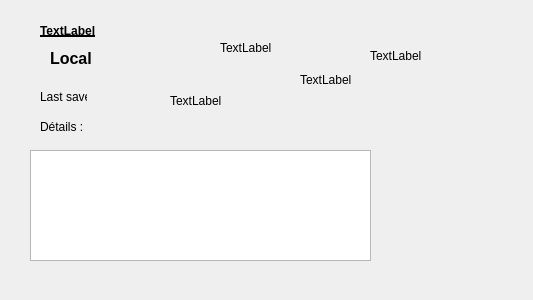
LP-ACPI/VerrouYEAH, file src/views/forms/backupdetailsdialog.ui: the form before one commit.
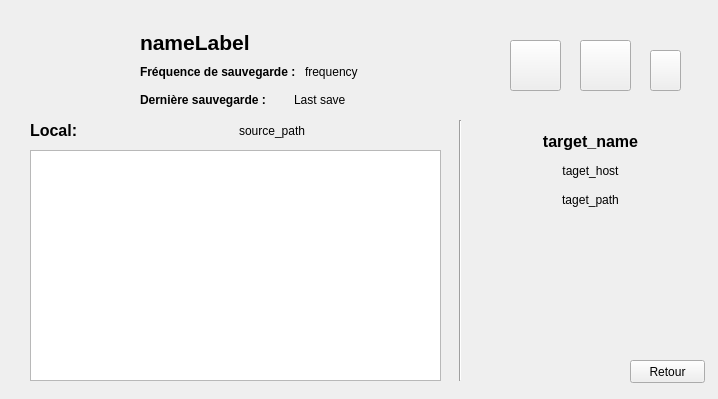
The form after the commit. Icons and pictures are not drawn.

```diff
--- a/src/views/forms/backupdetailsdialog.ui
+++ b/src/views/forms/backupdetailsdialog.ui
@@ -6,8 +6,8 @@
    <rect>
     <x>0</x>
     <y>0</y>
-    <width>533</width>
-    <height>300</height>
+    <width>718</width>
+    <height>399</height>
    </rect>
   </property>
   <property name="windowTitle">
@@ -18,131 +18,315 @@
     <rect>
      <x>30</x>
      <y>150</y>
-     <width>341</width>
-     <height>111</height>
+     <width>411</width>
+     <height>231</height>
     </rect>
    </property>
   </widget>
-  <widget class="QLabel" name="nameLabel">
+  <widget class="QLabel" name="icon">
    <property name="geometry">
     <rect>
-     <x>40</x>
-     <y>20</y>
-     <width>101</width>
-     <height>21</height>
-    </rect>
-   </property>
-   <property name="font">
-    <font>
-     <weight>75</weight>
-     <bold>true</bold>
-     <underline>true</underline>
-    </font>
-   </property>
-   <property name="text">
-    <string>TextLabel</string>
-   </property>
-   <property name="scaledContents">
-    <bool>false</bool>
-   </property>
-  </widget>
-  <widget class="QLabel" name="targetPathLabel">
-   <property name="geometry">
-    <rect>
-     <x>170</x>
-     <y>90</y>
-     <width>111</width>
-     <height>21</height>
-    </rect>
-   </property>
-   <property name="text">
-    <string>TextLabel</string>
-   </property>
-  </widget>
-  <widget class="QLabel" name="sourcePathLabel">
-   <property name="geometry">
-    <rect>
-     <x>300</x>
-     <y>70</y>
-     <width>131</width>
-     <height>20</height>
-    </rect>
-   </property>
-   <property name="text">
-    <string>TextLabel</string>
-   </property>
-  </widget>
-  <widget class="QLabel" name="label_4">
-   <property name="geometry">
-    <rect>
-     <x>50</x>
-     <y>50</y>
-     <width>91</width>
-     <height>16</height>
-    </rect>
-   </property>
-   <property name="font">
-    <font>
-     <pointsize>12</pointsize>
-     <weight>75</weight>
-     <bold>true</bold>
-    </font>
-   </property>
-   <property name="text">
-    <string>Local</string>
-   </property>
-  </widget>
-  <widget class="QLabel" name="label_5">
-   <property name="geometry">
-    <rect>
-     <x>40</x>
-     <y>120</y>
-     <width>47</width>
-     <height>13</height>
-    </rect>
-   </property>
-   <property name="text">
-    <string>Détails : </string>
-   </property>
-  </widget>
-  <widget class="QLabel" name="label_6">
-   <property name="geometry">
-    <rect>
-     <x>40</x>
-     <y>90</y>
-     <width>47</width>
-     <height>13</height>
-    </rect>
-   </property>
-   <property name="text">
-    <string>Last save : </string>
-   </property>
-  </widget>
-  <widget class="QLabel" name="label_7">
-   <property name="geometry">
-    <rect>
-     <x>220</x>
-     <y>40</y>
-     <width>161</width>
-     <height>16</height>
-    </rect>
-   </property>
-   <property name="text">
-    <string>TextLabel</string>
-   </property>
-  </widget>
-  <widget class="QLabel" name="label_8">
-   <property name="geometry">
-    <rect>
-     <x>370</x>
-     <y>20</y>
-     <width>101</width>
+     <x>30</x>
+     <y>30</y>
+     <width>71</width>
      <height>71</height>
     </rect>
    </property>
    <property name="text">
-    <string>TextLabel</string>
+    <string/>
    </property>
+   <property name="pixmap">
+    <pixmap resource="../../../res/res.qrc">:/images/save-icon.png</pixmap>
+   </property>
+   <property name="scaledContents">
+    <bool>true</bool>
+   </property>
+  </widget>
+  <widget class="Line" name="line">
+   <property name="geometry">
+    <rect>
+     <x>450</x>
+     <y>120</y>
+     <width>20</width>
+     <height>261</height>
+    </rect>
+   </property>
+   <property name="orientation">
+    <enum>Qt::Vertical</enum>
+   </property>
+  </widget>
+  <widget class="QPushButton" name="trashButton">
+   <property name="geometry">
+    <rect>
+     <x>650</x>
+     <y>50</y>
+     <width>31</width>
+     <height>41</height>
+    </rect>
+   </property>
+   <property name="text">
+    <string/>
+   </property>
+   <property name="icon">
+    <iconset resource="../../../res/res.qrc">
+     <normaloff>:/images/trash-icon.png</normaloff>:/images/trash-icon.png</iconset>
+   </property>
+   <property name="iconSize">
+    <size>
+     <width>25</width>
+     <height>25</height>
+    </size>
+   </property>
+  </widget>
+  <widget class="QPushButton" name="decryptButton">
+   <property name="geometry">
+    <rect>
+     <x>510</x>
+     <y>40</y>
+     <width>51</width>
+     <height>51</height>
+    </rect>
+   </property>
+   <property name="text">
+    <string/>
+   </property>
+   <property name="icon">
+    <iconset resource="../../../res/res.qrc">
+     <normaloff>:/images/unlock-icon.png</normaloff>:/images/unlock-icon.png</iconset>
+   </property>
+   <property name="iconSize">
+    <size>
+     <width>35</width>
+     <height>35</height>
+    </size>
+   </property>
+  </widget>
+  <widget class="QPushButton" name="configButton">
+   <property name="geometry">
+    <rect>
+     <x>580</x>
+     <y>40</y>
+     <width>51</width>
+     <height>51</height>
+    </rect>
+   </property>
+   <property name="text">
+    <string/>
+   </property>
+   <property name="icon">
+    <iconset resource="../../../res/res.qrc">
+     <normaloff>:/images/config-icon.png</normaloff>:/images/config-icon.png</iconset>
+   </property>
+   <property name="iconSize">
+    <size>
+     <width>40</width>
+     <height>40</height>
+    </size>
+   </property>
+  </widget>
+  <widget class="QLabel" name="stateIcon">
+   <property name="geometry">
+    <rect>
+     <x>550</x>
+     <y>230</y>
+     <width>101</width>
+     <height>81</height>
+    </rect>
+   </property>
+   <property name="minimumSize">
+    <size>
+     <width>75</width>
+     <height>50</height>
+    </size>
+   </property>
+   <property name="text">
+    <string/>
+   </property>
+   <property name="pixmap">
+    <pixmap resource="../../../res/res.qrc">:/images/usb-ok.png</pixmap>
+   </property>
+   <property name="scaledContents">
+    <bool>true</bool>
+   </property>
+  </widget>
+  <widget class="QPushButton" name="backButton">
+   <property name="geometry">
+    <rect>
+     <x>630</x>
+     <y>360</y>
+     <width>75</width>
+     <height>23</height>
+    </rect>
+   </property>
+   <property name="text">
+    <string>Retour</string>
+   </property>
+   <property name="flat">
+    <bool>false</bool>
+   </property>
+  </widget>
+  <widget class="QWidget" name="">
+   <property name="geometry">
+    <rect>
+     <x>30</x>
+     <y>120</y>
+     <width>411</width>
+     <height>21</height>
+    </rect>
+   </property>
+   <layout class="QHBoxLayout" name="horizontalLayout">
+    <item>
+     <widget class="QLabel" name="label_4">
+      <property name="font">
+       <font>
+        <pointsize>12</pointsize>
+        <weight>75</weight>
+        <bold>true</bold>
+       </font>
+      </property>
+      <property name="text">
+       <string>Local:</string>
+      </property>
+     </widget>
+    </item>
+    <item>
+     <widget class="QLabel" name="sourcePathLabel">
+      <property name="text">
+       <string>source_path</string>
+      </property>
+     </widget>
+    </item>
+   </layout>
+  </widget>
+  <widget class="QWidget" name="">
+   <property name="geometry">
+    <rect>
+     <x>140</x>
+     <y>30</y>
+     <width>301</width>
+     <height>81</height>
+    </rect>
+   </property>
+   <layout class="QVBoxLayout" name="verticalLayout">
+    <item>
+     <widget class="QLabel" name="nameLabel">
+      <property name="font">
+       <font>
+        <pointsize>16</pointsize>
+        <weight>75</weight>
+        <bold>true</bold>
+        <underline>false</underline>
+       </font>
+      </property>
+      <property name="text">
+       <string>nameLabel</string>
+      </property>
+      <property name="scaledContents">
+       <bool>false</bool>
+      </property>
+     </widget>
+    </item>
+    <item>
+     <layout class="QHBoxLayout" name="horizontalLayout_3">
+      <item>
+       <widget class="QLabel" name="label_2">
+        <property name="font">
+         <font>
+          <weight>75</weight>
+          <bold>true</bold>
+         </font>
+        </property>
+        <property name="text">
+         <string>Fréquence de sauvegarde : </string>
+        </property>
+       </widget>
+      </item>
+      <item>
+       <widget class="QLabel" name="frequencyLabel">
+        <property name="text">
+         <string>frequency</string>
+        </property>
+       </widget>
+      </item>
+     </layout>
+    </item>
+    <item>
+     <layout class="QHBoxLayout" name="horizontalLayout_2">
+      <item>
+       <widget class="QLabel" name="label">
+        <property name="font">
+         <font>
+          <weight>75</weight>
+          <bold>true</bold>
+         </font>
+        </property>
+        <property name="text">
+         <string>Dernière sauvegarde :</string>
+        </property>
+       </widget>
+      </item>
+      <item>
+       <widget class="QLabel" name="lastSaveLabel">
+        <property name="text">
+         <string>Last save</string>
+        </property>
+       </widget>
+      </item>
+     </layout>
+    </item>
+   </layout>
+  </widget>
+  <widget class="QWidget" name="">
+   <property name="geometry">
+    <rect>
+     <x>480</x>
+     <y>130</y>
+     <width>221</width>
+     <height>81</height>
+    </rect>
+   </property>
+   <layout class="QVBoxLayout" name="verticalLayout_2">
+    <item>
+     <widget class="QLabel" name="targetNameLabel">
+      <property name="font">
+       <font>
+        <pointsize>12</pointsize>
+        <weight>75</weight>
+        <bold>true</bold>
+       </font>
+      </property>
+      <property name="text">
+       <string>target_name</string>
+      </property>
+      <property name="alignment">
+       <set>Qt::AlignCenter</set>
+      </property>
+     </widget>
+    </item>
+    <item>
+     <widget class="QLabel" name="targetHostLabel">
+      <property name="enabled">
+       <bool>true</bool>
+      </property>
+      <property name="text">
+       <string>taget_host</string>
+      </property>
+      <property name="alignment">
+       <set>Qt::AlignCenter</set>
+      </property>
+     </widget>
+    </item>
+    <item>
+     <widget class="QLabel" name="targetPathLabel">
+      <property name="text">
+       <string>taget_path</string>
+      </property>
+      <property name="alignment">
+       <set>Qt::AlignCenter</set>
+      </property>
+     </widget>
+    </item>
+   </layout>
   </widget>
  </widget>
  <resources/>
```
Left out of the diff: 4 changed lines with no effect on the pictures.
